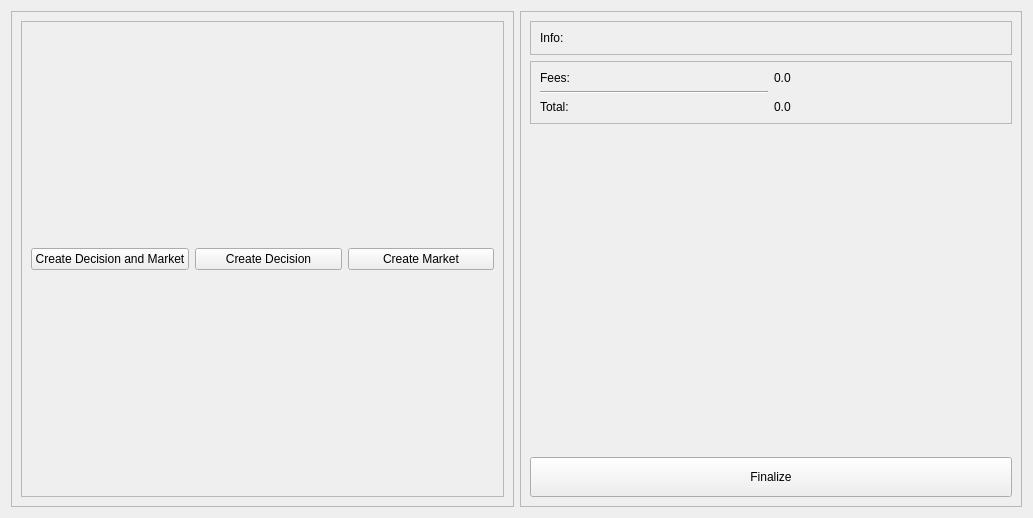
Old version of the form src/qt/forms/authorview.ui in the repository brishtiteveja/truthcoin-cpp.
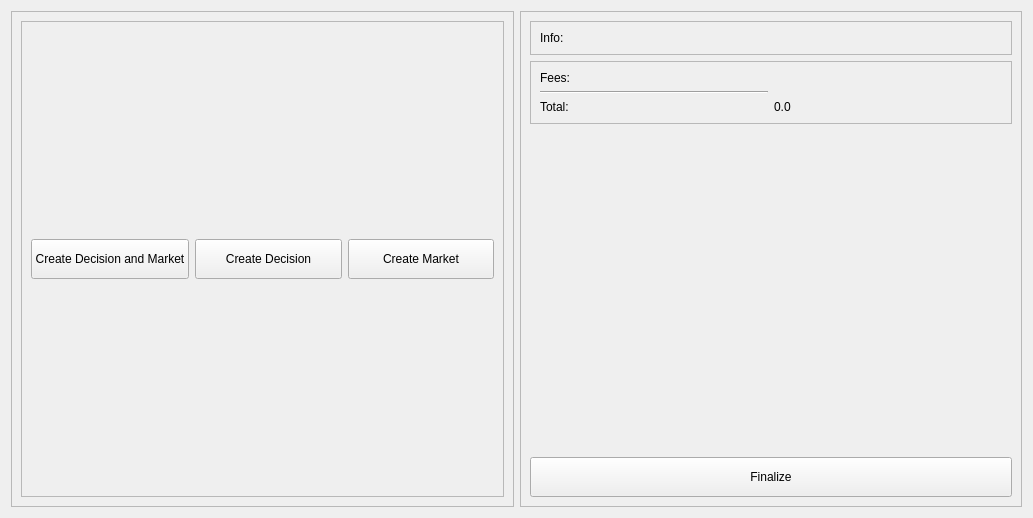
New version of the form. Icons and pictures are not drawn.

Commit message: Updated authorview, decision creation view and market creation view

The edit to the form file:
```diff
--- a/src/qt/forms/authorview.ui
+++ b/src/qt/forms/authorview.ui
@@ -38,6 +38,12 @@
         <layout class="QHBoxLayout" name="horizontalLayout_2">
          <item>
           <widget class="QPushButton" name="pushButtonCreateCombo">
+           <property name="minimumSize">
+            <size>
+             <width>0</width>
+             <height>40</height>
+            </size>
+           </property>
            <property name="text">
             <string>Create Decision and Market</string>
            </property>
@@ -45,6 +51,12 @@
          </item>
          <item>
           <widget class="QPushButton" name="pushButtonCreateDecision">
+           <property name="minimumSize">
+            <size>
+             <width>0</width>
+             <height>40</height>
+            </size>
+           </property>
            <property name="text">
             <string>Create Decision</string>
            </property>
@@ -52,6 +64,12 @@
          </item>
          <item>
           <widget class="QPushButton" name="pushButtonCreateMarket">
+           <property name="minimumSize">
+            <size>
+             <width>0</width>
+             <height>40</height>
+            </size>
+           </property>
            <property name="text">
             <string>Create Market</string>
            </property>
@@ -100,13 +118,6 @@
          <enum>QFrame::Raised</enum>
         </property>
         <layout class="QGridLayout" name="gridLayout">
-         <item row="0" column="1">
-          <widget class="QLabel" name="labelFeesValue">
-           <property name="text">
-            <string>0.0</string>
-           </property>
-          </widget>
-         </item>
          <item row="2" column="0">
           <widget class="QLabel" name="labelTotal">
            <property name="text">
```
Left out of the diff: 2 changed lines with no effect on the pictures. The commit also changes 3 other files.
